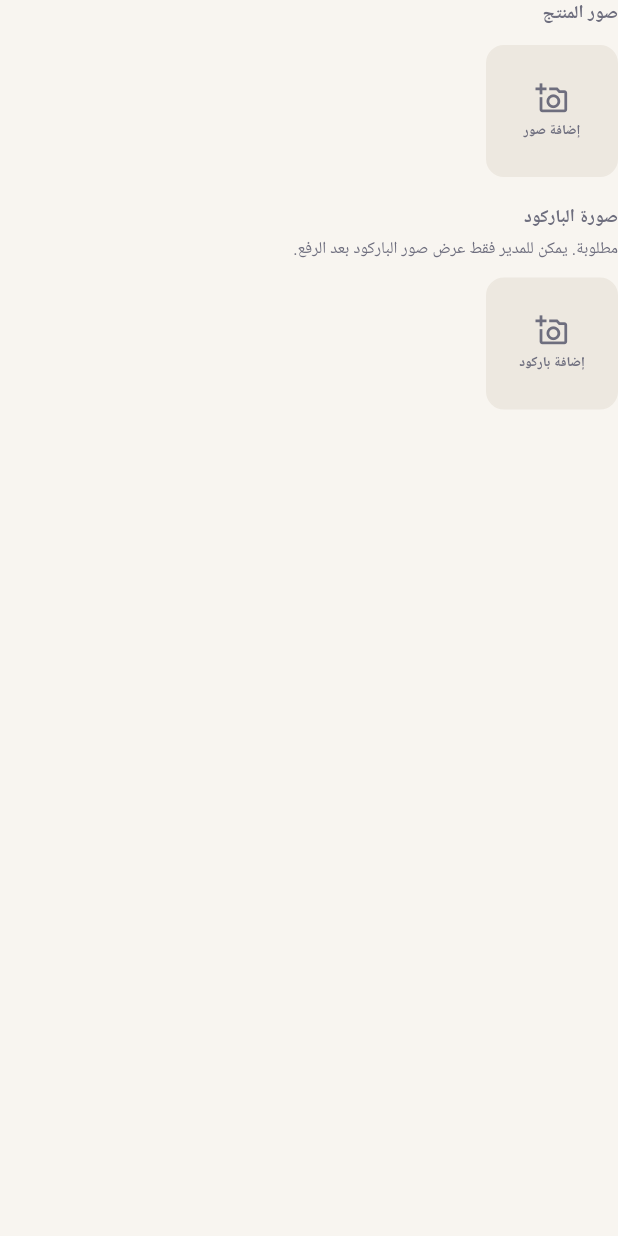
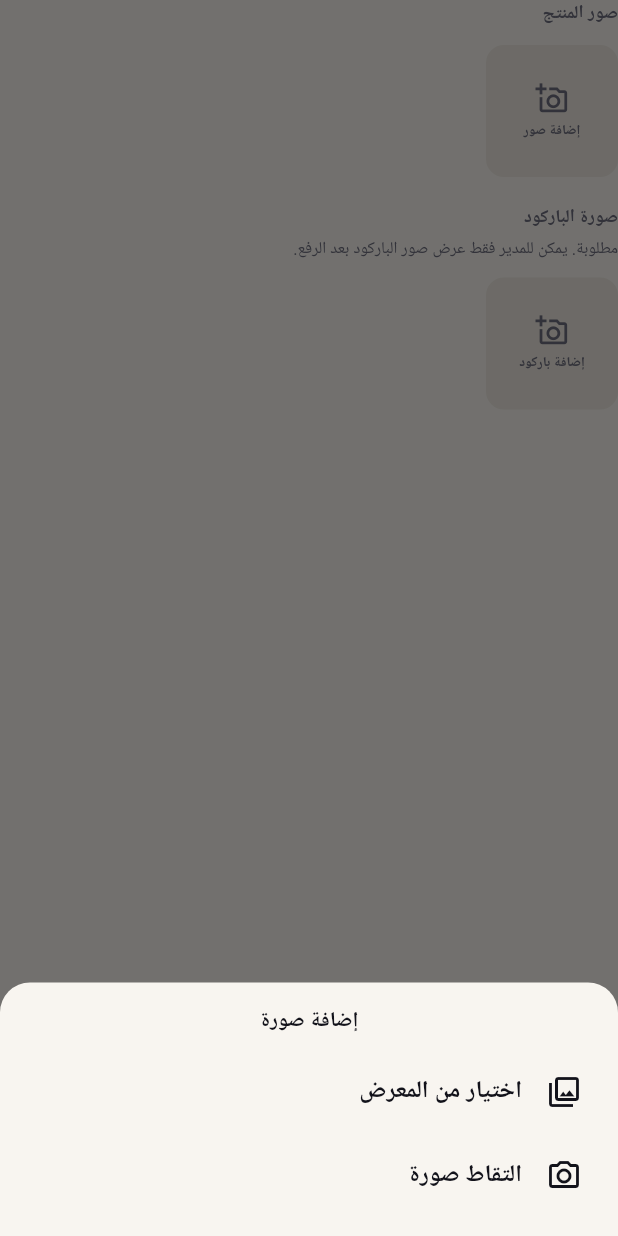
Before and after one commit to bdaass/family-zone, a Flutter app: the ProductImagesField widget shown alone on an empty page, opened directly with empty values, after a tap on "إضافة صور", on a phone screen of 412 x 824 dp. Run offline on Flutter 3.47's test engine with Material 3 defaults, Android fonts, the phone set to English and light mode, and no system bars; our stand-ins replace cloud_firestore, cloud_functions, firebase_auth, firebase_core, firebase_storage, flutter_image_compress and 5 more; accounts and stored records are empty; network calls fail; Roboto replaces fonts that are missing (Cairo).

Commit message:
Allow staff to capture product and barcode photos from the camera.
Show a gallery-or-camera picker when adding images and declare the required mobile permissions.

Co-authored-by: Cursor <cursoragent@cursor.com>

```diff
--- a/lib/l10n/app_strings.dart
+++ b/lib/l10n/app_strings.dart
@@ -432,6 +432,9 @@ class S {
       'field_stock_set_qty': 'Set quantity',
       'field_product_images': 'Product photos',
       'field_add_photos': 'Add photos',
+      'image_source_title': 'Add photo',
+      'image_source_gallery': 'Choose from gallery',
+      'image_source_camera': 'Take a photo',
       'field_barcode_image': 'Barcode photo',
       'field_barcode_admin_hint': 'Admin only — used to verify the item in store.',
       'field_barcode_staff_hint': 'Required. Only admins can view barcode photos after upload.',
@@ -805,6 +808,9 @@ class S {
       'field_stock_set_qty': 'تحديد الكمية',
       'field_product_images': 'صور المنتج',
       'field_add_photos': 'إضافة صور',
+      'image_source_title': 'إضافة صورة',
+      'image_source_gallery': 'اختيار من المعرض',
+      'image_source_camera': 'التقاط صورة',
       'field_barcode_image': 'صورة الباركود',
       'field_barcode_admin_hint': 'للمدير فقط — للتحقق من المنتج في المتجر.',
       'field_barcode_staff_hint': 'مطلوبة. يمكن للمدير فقط عرض صور الباركود بعد الرفع.',
--- a/lib/widgets/product_images_field.dart
+++ b/lib/widgets/product_images_field.dart
@@ -58,21 +58,73 @@ class _ProductImagesFieldState extends State<ProductImagesField> {
     widget.onRemovedUrlsChanged(List<String>.from(_removedUrls));
   }
 
+  Future<ImageSource?> _chooseImageSource() {
+    return showModalBottomSheet<ImageSource>(
+      context: context,
+      backgroundColor: AppColors.cream,
+      shape: const RoundedRectangleBorder(
+        borderRadius: BorderRadius.vertical(top: Radius.circular(20)),
+      ),
+      builder: (ctx) => SafeArea(
+        child: Padding(
+          padding: const EdgeInsets.fromLTRB(8, 8, 8, 12),
+          child: Column(
+            mainAxisSize: MainAxisSize.min,
+            children: [
+              Padding(
+                padding: const EdgeInsets.symmetric(vertical: 8),
+                child: Text(
+                  S.of('image_source_title'),
+                  style: const TextStyle(fontSize: 14, fontWeight: FontWeight.w800, color: AppColors.ink),
+                ),
+              ),
+              ListTile(
+                leading: const Icon(Icons.photo_library_outlined, color: AppColors.ink),
+                title: Text(S.of('image_source_gallery'), style: const TextStyle(fontWeight: FontWeight.w600)),
+                onTap: () => Navigator.pop(ctx, ImageSource.gallery),
+              ),
+              ListTile(
+                leading: const Icon(Icons.camera_alt_outlined, color: AppColors.ink),
+                title: Text(S.of('image_source_camera'), style: const TextStyle(fontWeight: FontWeight.w600)),
+                onTap: () => Navigator.pop(ctx, ImageSource.camera),
+              ),
+            ],
+          ),
+        ),
+      ),
+    );
+  }
+
+  Future<List<Uint8List>> _compressPickedFiles(List<XFile> picked) async {
+    final compressed = <Uint8List>[];
+    for (final file in picked) {
+      final raw = await file.readAsBytes();
+      final result = await ImageCompressor.compressForUpload(raw);
+      compressed.add(result ?? raw);
+    }
+    return compressed;
+  }
+
   Future<void> _pickProductImages() async {
+    if (_isCompressing) return;
+    final source = await _chooseImageSource();
+    if (source == null || !mounted) return;
+
     try {
       setState(() => _isCompressing = true);
-      final picked = await _picker.pickMultiImage();
+      final List<XFile> picked;
+      if (source == ImageSource.gallery) {
+        picked = await _picker.pickMultiImage();
+      } else {
+        final single = await _picker.pickImage(source: ImageSource.camera);
+        picked = single != null ? [single] : [];
+      }
       if (picked.isEmpty) {
         if (mounted) setState(() => _isCompressing = false);
         return;
       }
 
-      final compressed = <Uint8List>[];
-      for (final file in picked) {
-        final raw = await file.readAsBytes();
-        final result = await ImageCompressor.compressForUpload(raw);
-        compressed.add(result ?? raw);
-      }
+      final compressed = await _compressPickedFiles(picked);
 
       if (!mounted) return;
       setState(() {
@@ -87,9 +139,13 @@ class _ProductImagesFieldState extends State<ProductImagesField> {
   }
 
   Future<void> _pickBarcodeImage() async {
+    if (_isCompressing) return;
+    final source = await _chooseImageSource();
+    if (source == null || !mounted) return;
+
     try {
       setState(() => _isCompressing = true);
-      final picked = await _picker.pickImage(source: ImageSource.gallery);
+      final picked = await _picker.pickImage(source: source);
       if (picked == null) {
         if (mounted) setState(() => _isCompressing = false);
         return;
```
Also changed, not shown: 2 other files.
